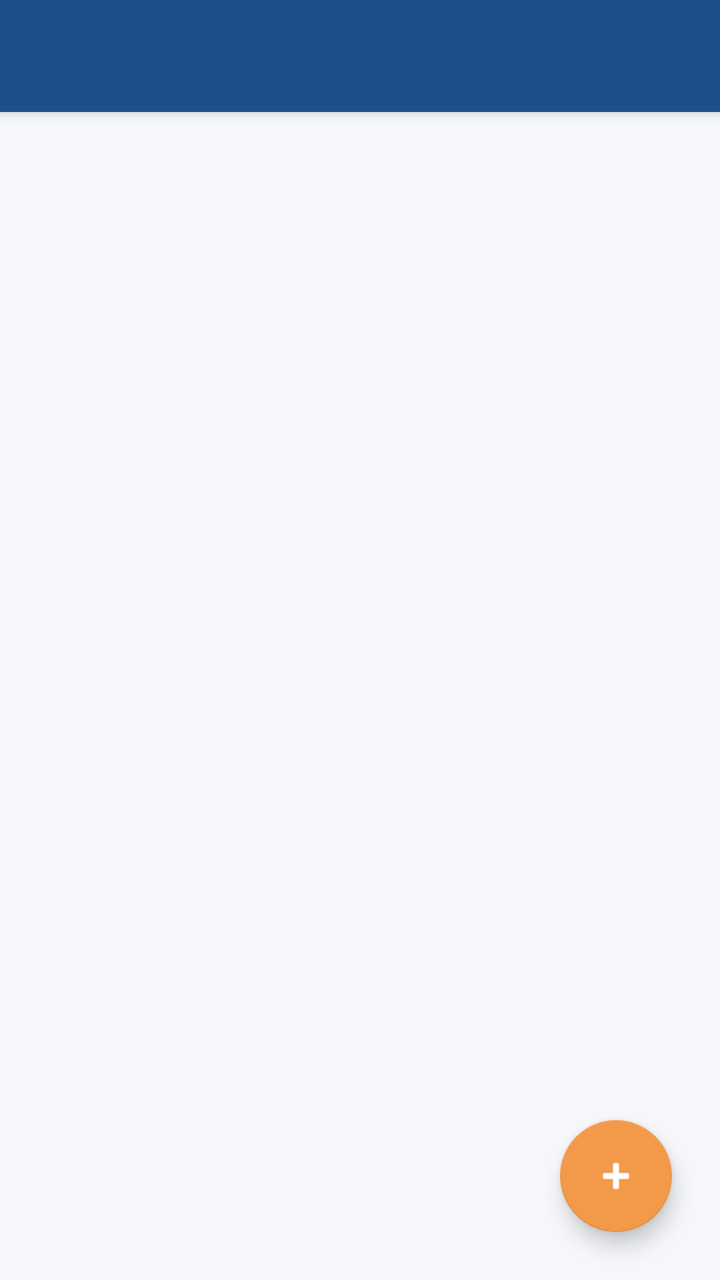
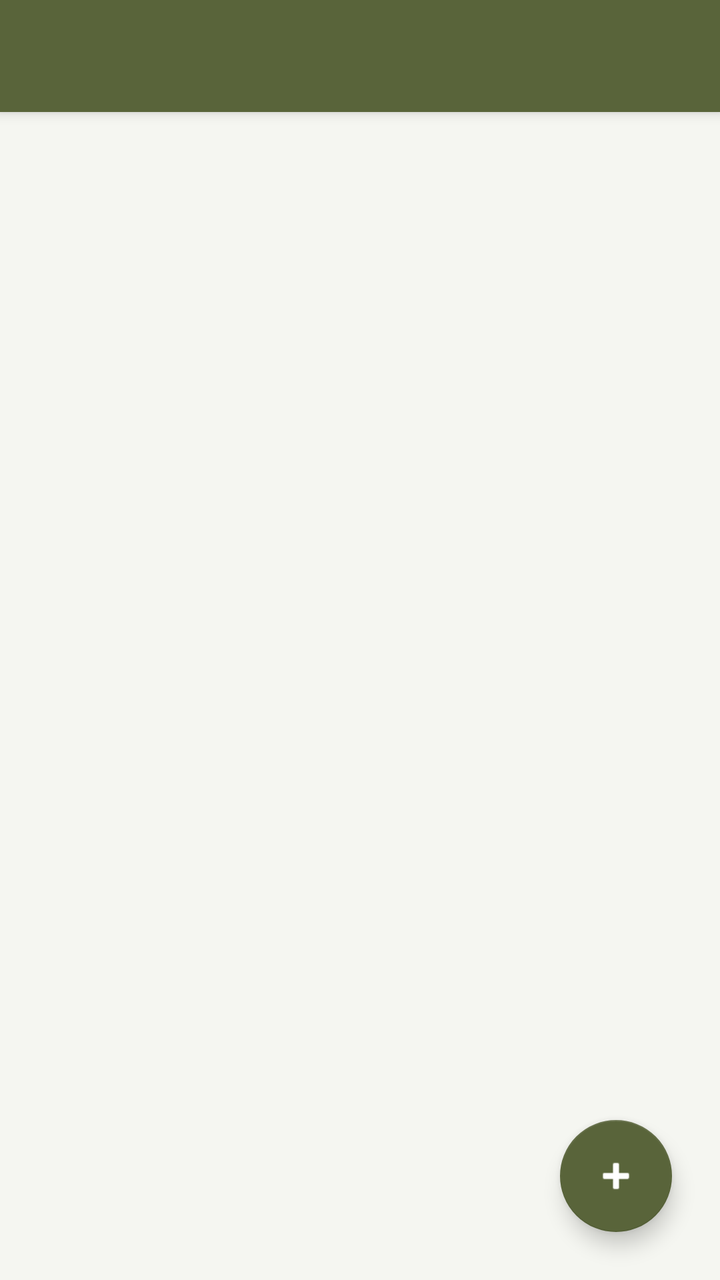

Before-and-after screenshots of an Android layout around one commit, followed by the original layout XML and the change that was made.
<!-- AndroidManifest.xml: application theme Theme.FacialApp -->
<!-- res/layout/activity_main.xml -->
<?xml version="1.0" encoding="utf-8"?>
<androidx.coordinatorlayout.widget.CoordinatorLayout
    xmlns:android="http://schemas.android.com/apk/res/android"
    xmlns:app="http://schemas.android.com/apk/res-auto"
    android:layout_width="match_parent"
    android:layout_height="match_parent">

    <com.google.android.material.appbar.AppBarLayout
        android:layout_width="match_parent"
        android:layout_height="wrap_content">
        <androidx.appcompat.widget.Toolbar
            android:id="@+id/toolbar"
            android:layout_width="match_parent"
            android:layout_height="?attr/actionBarSize"
            android:background="@color/primary"
            android:title="@string/app_name"
            android:titleTextColor="#FFFFFF" />
    </com.google.android.material.appbar.AppBarLayout>

    <androidx.recyclerview.widget.RecyclerView
        android:id="@+id/recyclerPredios"
        android:layout_width="match_parent"
        android:layout_height="match_parent"
        android:padding="8dp"
        android:clipToPadding="false"
        app:layout_behavior="@string/appbar_scrolling_view_behavior" />

    <TextView
        android:id="@+id/textVazio"
        android:layout_width="wrap_content"
        android:layout_height="wrap_content"
        android:layout_gravity="center"
        android:text="Nenhum prédio cadastrado.\nToque em + para adicionar."
        android:gravity="center"
        android:textColor="#88000000"
        android:visibility="gone" />

    <com.google.android.material.floatingactionbutton.FloatingActionButton
        android:id="@+id/fabNovoPredio"
        android:layout_width="wrap_content"
        android:layout_height="wrap_content"
        android:layout_gravity="bottom|end"
        android:layout_margin="24dp"
        android:src="@android:drawable/ic_input_add"
        app:backgroundTint="@color/accent"
        app:tint="#FFFFFF" />

</androidx.coordinatorlayout.widget.CoordinatorLayout>
<!-- resources referenced by this layout -->
<resources>
  <color name="accent">#F2994A</color>
  <color name="primary">#1E4E8C</color>
  <string name="app_name">AcessO</string>
  <style name="Theme.FacialApp" parent="Theme.MaterialComponents.Light.NoActionBar">
          <item name="colorPrimary">@color/primary</item>
          <item name="colorPrimaryDark">@color/primary_dark</item>
          <item name="colorAccent">@color/accent</item>
          <item name="android:windowBackground">@color/background</item>
      </style>
  <color name="primary_dark">#12315A</color>
  <color name="background">#F5F7FA</color>
</resources>

<!-- the commit's change to res/layout/activity_main.xml (unified diff, before → after) -->
@@ -21,7 +21,7 @@
         android:id="@+id/recyclerPredios"
         android:layout_width="match_parent"
         android:layout_height="match_parent"
-        android:padding="8dp"
+        android:padding="12dp"
         android:clipToPadding="false"
         app:layout_behavior="@string/appbar_scrolling_view_behavior" />
 
@@ -32,7 +32,7 @@
         android:layout_gravity="center"
         android:text="Nenhum prédio cadastrado.\nToque em + para adicionar."
         android:gravity="center"
-        android:textColor="#88000000"
+        android:textColor="@color/text_dark"
         android:visibility="gone" />
 
     <com.google.android.material.floatingactionbutton.FloatingActionButton
@@ -42,7 +42,7 @@
         android:layout_gravity="bottom|end"
         android:layout_margin="24dp"
         android:src="@android:drawable/ic_input_add"
-        app:backgroundTint="@color/accent"
+        app:backgroundTint="@color/primary"
         app:tint="#FFFFFF" />
 
 </androidx.coordinatorlayout.widget.CoordinatorLayout>
<!-- resource entries referenced after the edit -->
@@ -1,7 +1,8 @@
 <!-- resources referenced by this layout -->
 <resources>
-  <color name="accent">#F2994A</color>
-  <color name="primary">#1E4E8C</color>
+  <color name="accent">#89965A</color>
+  <color name="primary">#59643A</color>
+  <color name="text_dark">#25291F</color>
   <string name="app_name">AcessO</string>
   <style name="Theme.FacialApp" parent="Theme.MaterialComponents.Light.NoActionBar">
           <item name="colorPrimary">@color/primary</item>
@@ -9,7 +10,7 @@
           <item name="colorAccent">@color/accent</item>
           <item name="android:windowBackground">@color/background</item>
       </style>
-  <color name="primary_dark">#12315A</color>
-  <color name="background">#F5F7FA</color>
+  <color name="primary_dark">#343D24</color>
+  <color name="background">#F5F6F1</color>
 </resources>
 
